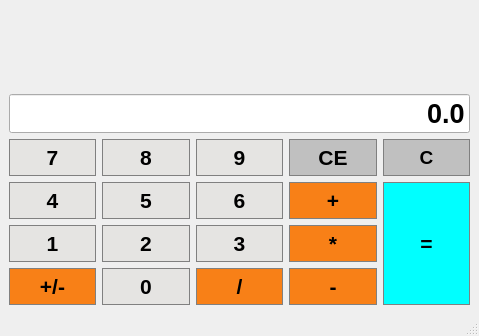
Before: the Qt Designer form calculators.ui in SonaliGaonkar/calculator, drawn with Qt 5.
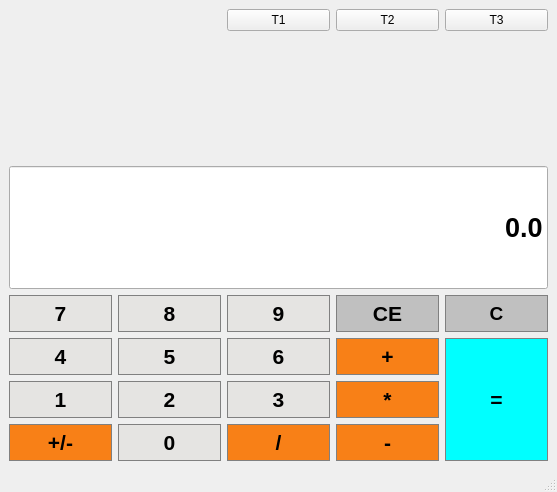
After: the same form once the commit is applied.

Commit message:
added themes in calculator
added themes in calculator using qss file

Patch:
```diff
--- a/calculators.ui
+++ b/calculators.ui
@@ -6,16 +6,149 @@
    <rect>
     <x>0</x>
     <y>0</y>
-    <width>479</width>
-    <height>336</height>
+    <width>557</width>
+    <height>492</height>
    </rect>
   </property>
   <property name="windowTitle">
    <string>calculators</string>
   </property>
+  <property name="styleSheet">
+   <string notr="true"/>
+  </property>
   <widget class="QWidget" name="centralwidget">
    <layout class="QGridLayout" name="gridLayout">
-    <item row="4" column="1">
+    <item row="6" column="3">
+     <widget class="QPushButton" name="Add">
+      <property name="font">
+       <font>
+        <pointsize>16</pointsize>
+        <italic>false</italic>
+        <bold>true</bold>
+       </font>
+      </property>
+      <property name="styleSheet">
+       <string notr="true">QPushButton {
+	background-color: #C0C0C0;
+	border: 1px solid gray;
+	padding: 5px;
+}
+QPushButton {
+	background-color: #F88017;
+	border: 1px solid gray;
+	Padding:5px
+}</string>
+      </property>
+      <property name="text">
+       <string>+</string>
+      </property>
+     </widget>
+    </item>
+    <item row="5" column="3">
+     <widget class="QPushButton" name="CE">
+      <property name="font">
+       <font>
+        <pointsize>16</pointsize>
+        <italic>false</italic>
+        <bold>true</bold>
+       </font>
+      </property>
+      <property name="styleSheet">
+       <string notr="true">QPushButton {
+	background-color: #C0C0C0;
+	border: 1px solid gray;
+	padding: 5px;
+}
+QPushButton {
+	background-color: #C0C0C0;
+	border: 1px solid gray;
+	Padding:5px
+}</string>
+      </property>
+      <property name="text">
+       <string>CE</string>
+      </property>
+     </widget>
+    </item>
+    <item row="7" column="3">
+     <widget class="QPushButton" name="Multiply">
+      <property name="font">
+       <font>
+        <pointsize>16</pointsize>
+        <italic>false</italic>
+        <bold>true</bold>
+       </font>
+      </property>
+      <property name="styleSheet">
+       <string notr="true">QPushButton {
+	background-color: #C0C0C0;
+	border: 1px solid gray;
+	padding: 5px;
+}
+QPushButton {
+	background-color: #F88017;
+	border: 1px solid gray;
+	Padding:5px
+}</string>
+      </property>
+      <property name="text">
+       <string>*</string>
+      </property>
+     </widget>
+    </item>
+    <item row="8" column="3">
+     <widget class="QPushButton" name="Subtract">
+      <property name="font">
+       <font>
+        <pointsize>16</pointsize>
+        <italic>false</italic>
+        <bold>true</bold>
+       </font>
+      </property>
+      <property name="styleSheet">
+       <string notr="true">QPushButton {
+	background-color: #C0C0C0;
+	border: 1px solid gray;
+	padding: 5px;
+}
+QPushButton {
+	background-color: #F88017;
+	border: 1px solid gray;
+	Padding:5px
+}</string>
+      </property>
+      <property name="text">
+       <string>-</string>
+      </property>
+     </widget>
+    </item>
+    <item row="8" column="2">
+     <widget class="QPushButton" name="Divide">
+      <property name="font">
+       <font>
+        <pointsize>16</pointsize>
+        <italic>false</italic>
+        <bold>true</bold>
+       </font>
+      </property>
+      <property name="styleSheet">
+       <string notr="true">QPushButton {
+	background-color: #C0C0C0;
+	border: 1px solid gray;
+	padding: 5px;
+}
+QPushButton {
+	background-color: #F88017;
+	border: 1px solid gray;
+	Padding:5px
+}</string>
+      </property>
+      <property name="text">
+       <string>/</string>
+      </property>
+     </widget>
+    </item>
+    <item row="6" column="1">
      <widget class="QPushButton" name="Button5">
       <property name="font">
        <font>
@@ -41,8 +174,14 @@
       </property>
      </widget>
     </item>
-    <item row="6" column="1">
-     <widget class="QPushButton" name="Button0">
+    <item row="6" column="4" rowspan="3">
+     <widget class="QPushButton" name="Equal">
+      <property name="sizePolicy">
+       <sizepolicy hsizetype="Preferred" vsizetype="Expanding">
+        <horstretch>0</horstretch>
+        <verstretch>0</verstretch>
+       </sizepolicy>
+      </property>
       <property name="font">
        <font>
         <pointsize>16</pointsize>
@@ -52,6 +191,32 @@
       </property>
       <property name="styleSheet">
        <string notr="true">QPushButton {
+	background-color: #C0C0C0;
+	border: 1px solid gray;
+	padding: 5px;
+}
+QPushButton {
+	background-color: #00FFFF;
+	border: 1px solid gray;
+	padding: 5px;
+}</string>
+      </property>
+      <property name="text">
+       <string>=</string>
+      </property>
+     </widget>
+    </item>
+    <item row="5" column="1">
+     <widget class="QPushButton" name="Button8">
+      <property name="font">
+       <font>
+        <pointsize>16</pointsize>
+        <italic>false</italic>
+        <bold>true</bold>
+       </font>
+      </property>
+      <property name="styleSheet">
+       <string notr="true">QPushButton {
 	background-color: #E5E4E2;
 	border: 1px solid gray;
 	padding: 5px;
@@ -63,11 +228,98 @@
 }</string>
       </property>
       <property name="text">
-       <string>0</string>
+       <string>8</string>
       </property>
      </widget>
     </item>
-    <item row="5" column="2">
+    <item row="5" column="0">
+     <widget class="QPushButton" name="Button7">
+      <property name="font">
+       <font>
+        <pointsize>16</pointsize>
+        <italic>false</italic>
+        <bold>true</bold>
+       </font>
+      </property>
+      <property name="styleSheet">
+       <string notr="true">QPushButton {
+	background-color: #E5E4E2;
+	border: 1px solid gray;
+	padding: 5px;
+}
+QPushButton {
+	background-color: #E5E4E2
+	border: 1px solid gray;
+	Padding:5px
+}</string>
+      </property>
+      <property name="text">
+       <string>7</string>
+      </property>
+     </widget>
+    </item>
+    <item row="5" column="4">
+     <widget class="QPushButton" name="C">
+      <property name="sizePolicy">
+       <sizepolicy hsizetype="Minimum" vsizetype="Minimum">
+        <horstretch>0</horstretch>
+        <verstretch>0</verstretch>
+       </sizepolicy>
+      </property>
+      <property name="font">
+       <font>
+        <pointsize>14</pointsize>
+        <bold>true</bold>
+       </font>
+      </property>
+      <property name="styleSheet">
+       <string notr="true">QPushButton {
+	background-color: #C0C0C0;
+	border: 1px solid gray;
+	padding: 5px;
+}
+QPushButton {
+	background-color:#C0C0C0;
+	border: 1px solid gray;
+	Padding:5px
+}</string>
+      </property>
+      <property name="text">
+       <string>C</string>
+      </property>
+     </widget>
+    </item>
+    <item row="2" column="0" colspan="2">
+     <widget class="QLabel" name="subDisplay">
+      <property name="sizePolicy">
+       <sizepolicy hsizetype="Minimum" vsizetype="Minimum">
+        <horstretch>0</horstretch>
+        <verstretch>0</verstretch>
+       </sizepolicy>
+      </property>
+      <property name="font">
+       <font>
+        <pointsize>16</pointsize>
+       </font>
+      </property>
+      <property name="styleSheet">
+       <string notr="true">QPushButton {
+	background-color: red;
+	border: 1px solid gray;
+	padding: 5px;
+}
+QPushButton {
+	background-color: green;
+	border: 1px solid gray;
+	Padding:5px
+}</string>
+      </property>
+      <property name="text">
+       <string/>
+      </property>
+     </widget>
+    </item>
+    <item row="7" column="2">
      <widget class="QPushButton" name="Button3">
       <property name="font">
        <font>
@@ -93,8 +345,8 @@
       </property>
      </widget>
     </item>
-    <item row="5" column="1">
-     <widget class="QPushButton" name="Button2">
+    <item row="8" column="0">
+     <widget class="QPushButton" name="Changesign">
       <property name="font">
        <font>
         <pointsize>16</pointsize>
@@ -104,25 +356,25 @@
       </property>
       <property name="styleSheet">
        <string notr="true">QPushButton {
-	background-color: #E5E4E2;
+	background-color: #C0C0C0;
 	border: 1px solid gray;
 	padding: 5px;
 }
 QPushButton {
-	background-color: #E5E4E2
+	background-color: #F88017;
 	border: 1px solid gray;
 	Padding:5px
 }</string>
       </property>
       <property name="text">
-       <string>2</string>
+       <string>+/-</string>
       </property>
      </widget>
     </item>
-    <item row="1" column="0" colspan="5">
+    <item row="3" column="0" colspan="5">
      <widget class="QLineEdit" name="Display">
       <property name="sizePolicy">
-       <sizepolicy hsizetype="Minimum" vsizetype="Minimum">
+       <sizepolicy hsizetype="Preferred" vsizetype="Minimum">
         <horstretch>0</horstretch>
         <verstretch>0</verstretch>
        </sizepolicy>
@@ -153,137 +405,7 @@
       </property>
      </widget>
     </item>
-    <item row="3" column="3">
-     <widget class="QPushButton" name="CE">
-      <property name="font">
-       <font>
-        <pointsize>16</pointsize>
-        <italic>false</italic>
-        <bold>true</bold>
-       </font>
-      </property>
-      <property name="styleSheet">
-       <string notr="true">QPushButton {
-	background-color: #C0C0C0;
-	border: 1px solid gray;
-	padding: 5px;
-}
-QPushButton {
-	background-color: #C0C0C0;
-	border: 1px solid gray;
-	Padding:5px
-}</string>
-      </property>
-      <property name="text">
-       <string>CE</string>
-      </property>
-     </widget>
-    </item>
-    <item row="6" column="0">
-     <widget class="QPushButton" name="Changesign">
-      <property name="font">
-       <font>
-        <pointsize>16</pointsize>
-        <italic>false</italic>
-        <bold>true</bold>
-       </font>
-      </property>
-      <property name="styleSheet">
-       <string notr="true">QPushButton {
-	background-color: #C0C0C0;
-	border: 1px solid gray;
-	padding: 5px;
-}
-QPushButton {
-	background-color: #F88017;
-	border: 1px solid gray;
-	Padding:5px
-}</string>
-      </property>
-      <property name="text">
-       <string>+/-</string>
-      </property>
-     </widget>
-    </item>
-    <item row="4" column="2">
-     <widget class="QPushButton" name="Button6">
-      <property name="font">
-       <font>
-        <pointsize>16</pointsize>
-        <italic>false</italic>
-        <bold>true</bold>
-       </font>
-      </property>
-      <property name="styleSheet">
-       <string notr="true">QPushButton {
-	background-color: #E5E4E2;
-	border: 1px solid gray;
-	padding: 5px;
-}
-QPushButton {
-	background-color: #E5E4E2
-	border: 1px solid gray;
-	Padding:5px
-}</string>
-      </property>
-      <property name="text">
-       <string>6</string>
-      </property>
-     </widget>
-    </item>
-    <item row="6" column="2">
-     <widget class="QPushButton" name="Divide">
-      <property name="font">
-       <font>
-        <pointsize>16</pointsize>
-        <italic>false</italic>
-        <bold>true</bold>
-       </font>
-      </property>
-      <property name="styleSheet">
-       <string notr="true">QPushButton {
-	background-color: #C0C0C0;
-	border: 1px solid gray;
-	padding: 5px;
-}
-QPushButton {
-	background-color: #F88017;
-	border: 1px solid gray;
-	Padding:5px
-}</string>
-      </property>
-      <property name="text">
-       <string>/</string>
-      </property>
-     </widget>
-    </item>
-    <item row="3" column="0">
-     <widget class="QPushButton" name="Button7">
-      <property name="font">
-       <font>
-        <pointsize>16</pointsize>
-        <italic>false</italic>
-        <bold>true</bold>
-       </font>
-      </property>
-      <property name="styleSheet">
-       <string notr="true">QPushButton {
-	background-color: #E5E4E2;
-	border: 1px solid gray;
-	padding: 5px;
-}
-QPushButton {
-	background-color: #E5E4E2
-	border: 1px solid gray;
-	Padding:5px
-}</string>
-      </property>
-      <property name="text">
-       <string>7</string>
-      </property>
-     </widget>
-    </item>
-    <item row="3" column="2">
+    <item row="5" column="2">
      <widget class="QPushButton" name="Button9">
       <property name="font">
        <font>
@@ -309,85 +431,7 @@
       </property>
      </widget>
     </item>
-    <item row="6" column="3">
-     <widget class="QPushButton" name="Subtract">
-      <property name="font">
-       <font>
-        <pointsize>16</pointsize>
-        <italic>false</italic>
-        <bold>true</bold>
-       </font>
-      </property>
-      <property name="styleSheet">
-       <string notr="true">QPushButton {
-	background-color: #C0C0C0;
-	border: 1px solid gray;
-	padding: 5px;
-}
-QPushButton {
-	background-color: #F88017;
-	border: 1px solid gray;
-	Padding:5px
-}</string>
-      </property>
-      <property name="text">
-       <string>-</string>
-      </property>
-     </widget>
-    </item>
-    <item row="4" column="3">
-     <widget class="QPushButton" name="Add">
-      <property name="font">
-       <font>
-        <pointsize>16</pointsize>
-        <italic>false</italic>
-        <bold>true</bold>
-       </font>
-      </property>
-      <property name="styleSheet">
-       <string notr="true">QPushButton {
-	background-color: #C0C0C0;
-	border: 1px solid gray;
-	padding: 5px;
-}
-QPushButton {
-	background-color: #F88017;
-	border: 1px solid gray;
-	Padding:5px
-}</string>
-      </property>
-      <property name="text">
-       <string>+</string>
-      </property>
-     </widget>
-    </item>
-    <item row="5" column="0">
-     <widget class="QPushButton" name="Button1">
-      <property name="font">
-       <font>
-        <pointsize>16</pointsize>
-        <italic>false</italic>
-        <bold>true</bold>
-       </font>
-      </property>
-      <property name="styleSheet">
-       <string notr="true">QPushButton {
-	background-color: #E5E4E2;
-	border: 1px solid gray;
-	padding: 5px;
-}
-QPushButton {
-	background-color: #E5E4E2
-	border: 1px solid gray;
-	Padding:5px
-}</string>
-      </property>
-      <property name="text">
-       <string>1</string>
-      </property>
-     </widget>
-    </item>
-    <item row="4" column="0">
+    <item row="6" column="0">
      <widget class="QPushButton" name="Button4">
       <property name="font">
        <font>
@@ -413,8 +457,8 @@
       </property>
      </widget>
     </item>
-    <item row="3" column="1">
-     <widget class="QPushButton" name="Button8">
+    <item row="7" column="0">
+     <widget class="QPushButton" name="Button1">
       <property name="font">
        <font>
         <pointsize>16</pointsize>
@@ -435,12 +479,12 @@
 }</string>
       </property>
       <property name="text">
-       <string>8</string>
+       <string>1</string>
       </property>
      </widget>
     </item>
-    <item row="5" column="3">
-     <widget class="QPushButton" name="Multiply">
+    <item row="7" column="1">
+     <widget class="QPushButton" name="Button2">
       <property name="font">
        <font>
         <pointsize>16</pointsize>
@@ -450,112 +494,103 @@
       </property>
       <property name="styleSheet">
        <string notr="true">QPushButton {
-	background-color: #C0C0C0;
+	background-color: #E5E4E2;
 	border: 1px solid gray;
 	padding: 5px;
 }
 QPushButton {
-	background-color: #F88017;
+	background-color: #E5E4E2
 	border: 1px solid gray;
 	Padding:5px
 }</string>
       </property>
       <property name="text">
-       <string>*</string>
+       <string>2</string>
       </property>
      </widget>
     </item>
-    <item row="0" column="0" colspan="3">
-     <widget class="QLabel" name="subDisplay">
-      <property name="sizePolicy">
-       <sizepolicy hsizetype="Expanding" vsizetype="Expanding">
-        <horstretch>0</horstretch>
-        <verstretch>0</verstretch>
-       </sizepolicy>
-      </property>
+    <item row="8" column="1">
+     <widget class="QPushButton" name="Button0">
       <property name="font">
        <font>
         <pointsize>16</pointsize>
+        <italic>false</italic>
+        <bold>true</bold>
        </font>
       </property>
       <property name="styleSheet">
        <string notr="true">QPushButton {
-	background-color: red;
+	background-color: #E5E4E2;
 	border: 1px solid gray;
 	padding: 5px;
 }
 QPushButton {
-	background-color: red;
+	background-color: #E5E4E2
 	border: 1px solid gray;
 	Padding:5px
 }</string>
       </property>
       <property name="text">
-       <string/>
+       <string>0</string>
       </property>
      </widget>
     </item>
-    <item row="3" column="4">
-     <widget class="QPushButton" name="C">
-      <property name="sizePolicy">
-       <sizepolicy hsizetype="Minimum" vsizetype="Minimum">
-        <horstretch>0</horstretch>
-        <verstretch>0</verstretch>
-       </sizepolicy>
-      </property>
+    <item row="6" column="2">
+     <widget class="QPushButton" name="Button6">
       <property name="font">
        <font>
-        <family>Arial</family>
-        <pointsize>14</pointsize>
+        <pointsize>16</pointsize>
+        <italic>false</italic>
         <bold>true</bold>
        </font>
       </property>
       <property name="styleSheet">
        <string notr="true">QPushButton {
-	background-color: #C0C0C0;
+	background-color: #E5E4E2;
 	border: 1px solid gray;
 	padding: 5px;
 }
 QPushButton {
-	background-color:#C0C0C0;
+	background-color: #E5E4E2
 	border: 1px solid gray;
 	Padding:5px
 }</string>
       </property>
       <property name="text">
-       <string>C</string>
+       <string>6</string>
       </property>
      </widget>
     </item>
-    <item row="4" column="4" rowspan="3">
-     <widget class="QPushButton" name="Equal">
+    <item row="0" column="2">
+     <widget class="QPushButton" name="T1">
+      <property name="text">
+       <string>T1</string>
+      </property>
+     </widget>
+    </item>
+    <item row="0" column="3">
+     <widget class="QPushButton" name="T2">
       <property name="sizePolicy">
-       <sizepolicy hsizetype="Preferred" vsizetype="Expanding">
+       <sizepolicy hsizetype="Minimum" vsizetype="Preferred">
         <horstretch>0</horstretch>
         <verstretch>0</verstretch>
        </sizepolicy>
       </property>
-      <property name="font">
-       <font>
-        <pointsize>16</pointsize>
-        <italic>false</italic>
-        <bold>true</bold>
-       </font>
+      <property name="text">
+       <string>T2</string>
       </property>
-      <property name="styleSheet">
-       <string notr="true">QPushButton {
-	background-color: #C0C0C0;
-	border: 1px solid gray;
-	padding: 5px;
-}
-QPushButton {
-	background-color: #00FFFF;
-	border: 1px solid gray;
-	padding: 5px;
-}</string>
+     </widget>
+    </item>
+    <item row="0" column="4">
+     <widget class="QPushButton" name="T3">
+      <property name="sizePolicy">
+       <sizepolicy hsizetype="Preferred" vsizetype="Minimum">
+        <horstretch>0</horstretch>
+        <verstretch>0</verstretch>
+       </sizepolicy>
       </property>
       <property name="text">
-       <string>=</string>
+       <string>T3</string>
       </property>
      </widget>
     </item>
```
Left out of the diff: 2 changed lines with no effect on the pictures. The commit also changes 7 other files.
